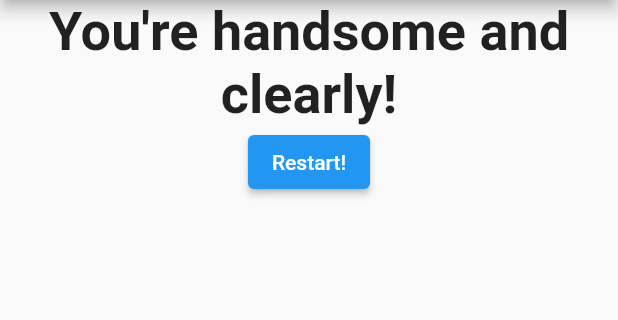
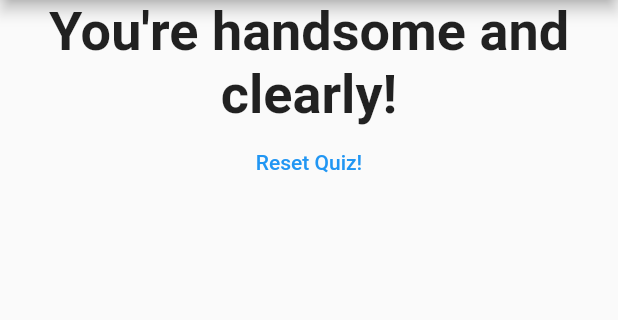
Before and after one commit to kuinfu/flutter-complete-guide, a Flutter app: the screen it shows after launch, after a tap on "Red", after a tap on "Cat", after a tap on "Eleven", on a phone screen of 412 x 824 dp, the part 84-404 px from its top. Run offline on Flutter 3.47's test engine with Material 2 defaults, Android fonts, the phone set to English and light mode, and no system bars.

Commit message:
初步完成

```diff
--- a/lib/result.dart
+++ b/lib/result.dart
@@ -34,7 +34,8 @@ class Result extends StatelessWidget {
             textAlign: TextAlign.center,
           ),
         ),
-        ElevatedButton(onPressed: () => resetHandler(), child: Text('Restart!'))
+        TextButton(
+            onPressed: () => resetHandler(), child: Text('Reset Quiz!'))
       ],
     );
   }
```
